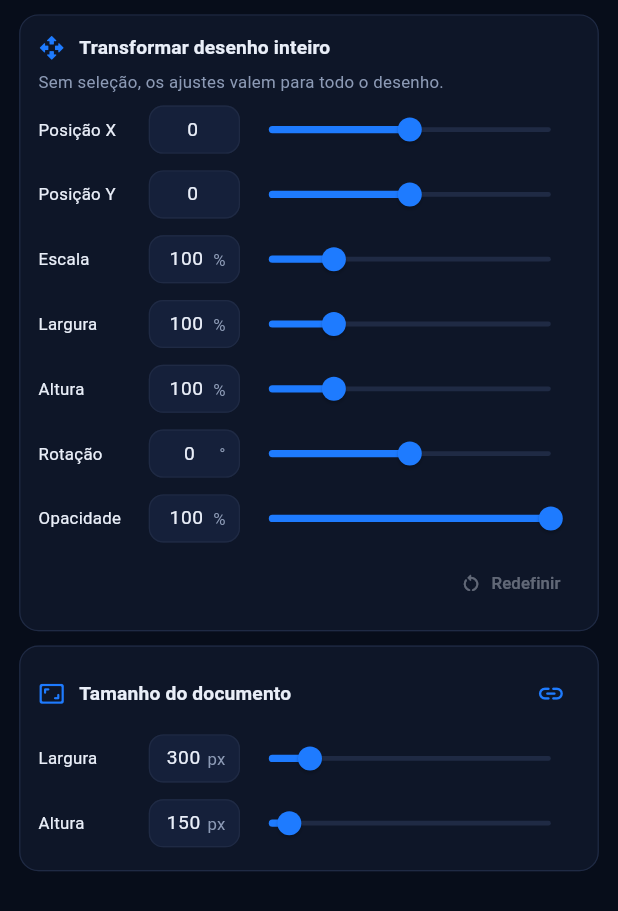
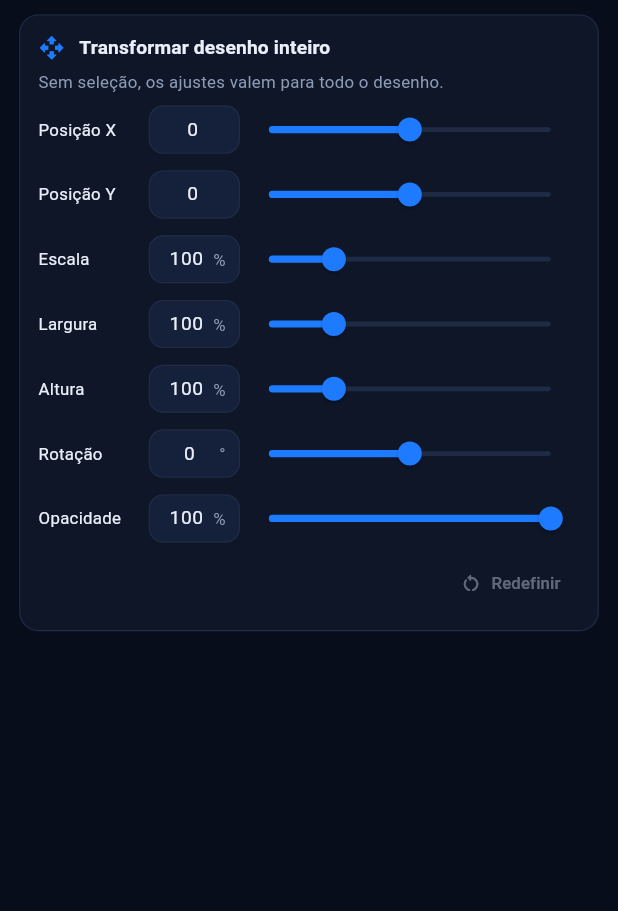
Before and after one commit to lianeheidemann/svg-motion-gallery, a Flutter app: the TransformPanel widget shown alone on an empty page, opened directly with empty values, on a phone screen of 412 x 824 dp. Shown: the top 911 px of the screen. Run offline on Flutter 3.47's test engine with Material 3 defaults, Android fonts, the phone set to English and light mode, and no system bars; our stand-ins replace file_picker, flutter_svg, share_plus, shared_preferences, web, webview_flutter; missing offline and left inert: dart:js_interop; accounts and stored records are empty; generated files the repository leaves out were written again.

Commit message:
Editor: 'Tamanho do documento' vira uma aba própria na barra de baixo
Sai de Transformar e ganha a aba Tamanho (após Transformar).

Co-Authored-By: Claude Sonnet 5.5 <noreply@anthropic.com>
Claude-Session: https://claude.ai/code/session_011vJBePozDgTmdhELRGgsrG

```diff
--- a/lib/src/features/editor/editor_screen.dart
+++ b/lib/src/features/editor/editor_screen.dart
@@ -17,12 +17,13 @@ import 'panels/code_panel.dart';
 import 'panels/colors_panel.dart';
 import 'panels/insert_panel.dart';
 import 'panels/layers_panel.dart';
+import 'panels/size_panel.dart';
 import 'panels/transform_panel.dart';
 import 'selection_highlight.dart';
 import 'stage_drag_layer.dart';
 import 'stage_geometry.dart';
 
-enum _EditorTab { layers, transform, colors, animation, insert, code }
+enum _EditorTab { layers, transform, size, colors, animation, insert, code }
 
 /// The single editor: live stage on top, one tab per kind of edit, a
 /// validation/status line at the bottom and one Save button.
@@ -200,6 +201,7 @@ class _EditorScreenState extends State<EditorScreen> {
                       accent: editor.selection == null ? GalleryColors.of(context).success : null,
                     ),
                     PillTab(l10n.tabTransform, icon: Icons.open_with_rounded),
+                    PillTab(l10n.tabSize, icon: Icons.aspect_ratio_rounded),
                     PillTab(l10n.tabColors, icon: Icons.palette_outlined),
                     PillTab(l10n.tabAnimation, icon: Icons.animation_rounded),
                     PillTab(l10n.tabInsert, icon: Icons.add_box_outlined),
@@ -359,6 +361,7 @@ class _EditorScreenState extends State<EditorScreen> {
 
   Widget _panel(EditorController editor) => switch (_tab) {
     _EditorTab.transform => TransformPanel(editor: editor),
+    _EditorTab.size => SizePanel(editor: editor),
     _EditorTab.colors => ColorsPanel(editor: editor),
     _EditorTab.animation => AnimationPanel(editor: editor, playback: _playback),
     _EditorTab.layers => LayersPanel(editor: editor),
--- a/lib/src/features/editor/panels/transform_panel.dart
+++ b/lib/src/features/editor/panels/transform_panel.dart
@@ -8,7 +8,7 @@ import '../../../l10n/l10n.dart';
 import '../editor_controller.dart';
 
 /// Position, scale, width and height alone, rotation and opacity of the selection (or of the whole
-/// drawing), plus the document size. Every value has a slider.
+/// drawing). Every value has a slider. The document size has its own tab.
 class TransformPanel extends StatefulWidget {
   const TransformPanel({super.key, required this.editor});
 
@@ -20,8 +20,6 @@ class TransformPanel extends StatefulWidget {
 
 class _TransformPanelState extends State<TransformPanel> {
   SvgTransformValues? _live;
-  ({double width, double height})? _liveSize;
-  var _lockAspect = true;
 
   EditorController get _editor => widget.editor;
 
@@ -37,18 +35,6 @@ class _TransformPanelState extends State<TransformPanel> {
     _editor.apply(SvgTransformEdit.apply(_editor.svg, _editor.selection, next));
   }
 
-  void _previewSize(double width, double height) {
-    setState(() => _liveSize = (width: width, height: height));
-    _editor.preview(SvgDocumentEdit.setSize(_editor.svg, width: width, height: height));
-  }
-
-  void _commitSize() {
-    final size = _liveSize;
-    _liveSize = null;
-    if (size == null) return;
-    _editor.commit(SvgDocumentEdit.setSize(_editor.svg, width: size.width, height: size.height));
-  }
-
   @override
   Widget build(BuildContext context) {
     final l10n = context.l10n;
@@ -57,10 +43,6 @@ class _TransformPanelState extends State<TransformPanel> {
     final metadata = _editor.metadata;
     final canvas = metadata.canvas;
     final range = math.max(canvas.width, canvas.height).roundToDouble();
-    final width = _liveSize?.width ?? metadata.displayWidth ?? canvas.width;
-    final height = _liveSize?.height ?? metadata.displayHeight ?? canvas.height;
-    final ratio = height == 0 ? 1.0 : width / height;
-    final sizeMax = math.max(2048.0, math.max(width, height) * 2).roundToDouble();
 
     return ListView(
       padding: const EdgeInsets.fromLTRB(16, 12, 16, 24),
@@ -145,45 +127,6 @@ class _TransformPanelState extends State<TransformPanel> {
             ),
           ],
         ),
-        const SizedBox(height: AppSpacing.md),
-        SectionCard(
-          icon: Icons.aspect_ratio_rounded,
-          title: l10n.documentSize,
-          spacing: 6,
-          trailing: IconButton(
-            tooltip: _lockAspect ? l10n.unlockAspect : l10n.lockAspect,
-            isSelected: _lockAspect,
-            onPressed: () => setState(() => _lockAspect = !_lockAspect),
-            icon: const Icon(Icons.link_off_rounded),
-            selectedIcon: const Icon(Icons.link_rounded),
-          ),
-          children: [
-            SliderField(
-              label: l10n.width,
-              value: width.clamp(1, sizeMax),
-              min: 1,
-              max: sizeMax,
-              unit: 'px',
-              onChanged: (v) => _previewSize(
-                v.roundToDouble(),
-                _lockAspect ? (v / ratio).roundToDouble() : height,
-              ),
-              onChangeEnd: (_) => _commitSize(),
-            ),
-            SliderField(
-              label: l10n.height,
-              value: height.clamp(1, sizeMax),
-              min: 1,
-              max: sizeMax,
-              unit: 'px',
-              onChanged: (v) => _previewSize(
-                _lockAspect ? (v * ratio).roundToDouble() : width,
-                v.roundToDouble(),
-              ),
-              onChangeEnd: (_) => _commitSize(),
-            ),
-          ],
-        ),
       ],
     );
   }
--- a/lib/src/l10n/app_en.arb
+++ b/lib/src/l10n/app_en.arb
@@ -16,6 +16,7 @@
   "backgroundLight": "Light",
   "backgroundDark": "Dark",
   "backgroundChecker": "Checkerboard (transparency)",
+  "tabSize": "Size",
   "pauseAll": "Pause animations",
   "resumeAll": "Resume animations",
   "search": "Search",
--- a/lib/src/l10n/app_pt.arb
+++ b/lib/src/l10n/app_pt.arb
@@ -16,6 +16,7 @@
   "backgroundLight": "Claro",
   "backgroundDark": "Escuro",
   "backgroundChecker": "Quadriculado (transparência)",
+  "tabSize": "Tamanho",
   "pauseAll": "Pausar animações",
   "resumeAll": "Retomar animações",
   "search": "Buscar",
```
Also changed, not shown: lib/src/features/editor/panels/size_panel.dart (added, +93 -0 lines), 1 other file.
